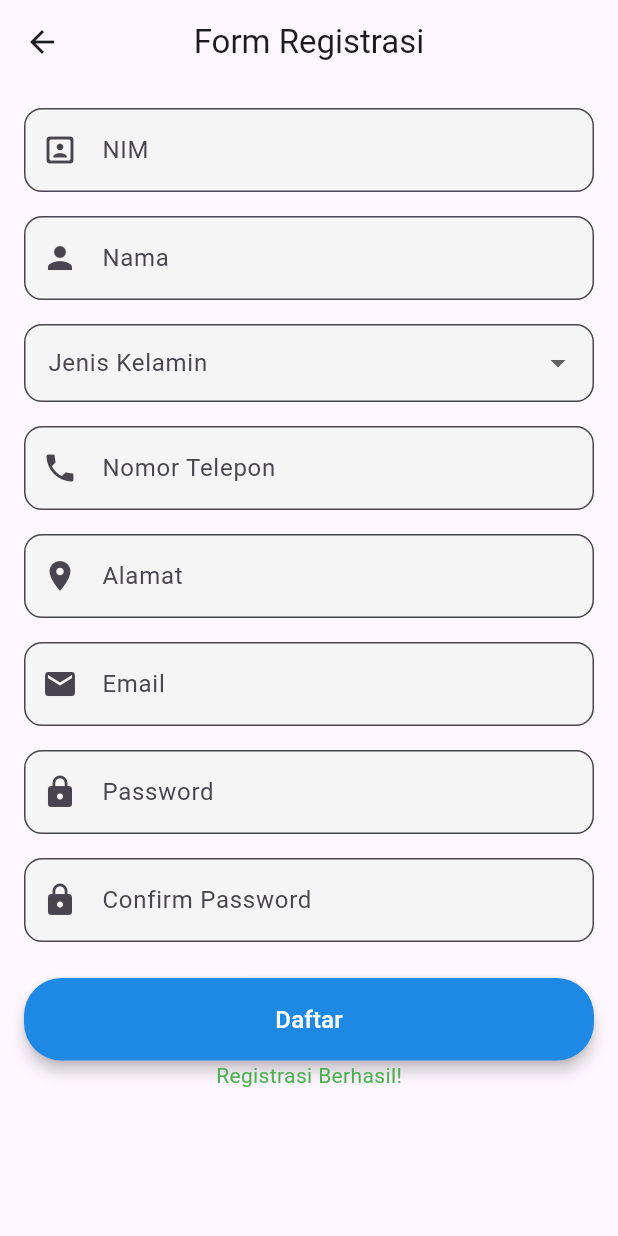
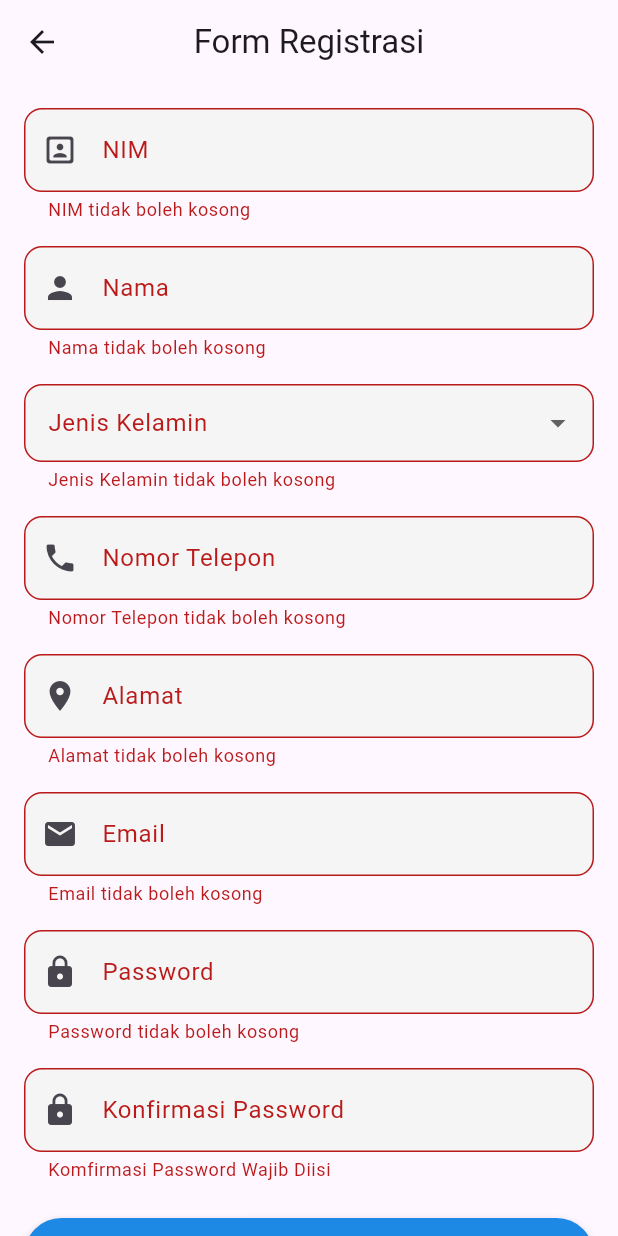
Before and after one commit to INOVEXA-ID/SIPUTRI-MOBILE, a Flutter app: the RegisterScreen screen opened directly, after a tap on "Daftar", on a phone screen of 412 x 824 dp. Run offline on Flutter 3.47's test engine with Material 3 defaults, Android fonts, the phone set to English and light mode, and no system bars; our stand-ins replace flutter_bloc.

Commit message:
Update Validasi Form Login Register

```diff
--- a/lib/login/login_form.dart
+++ b/lib/login/login_form.dart
@@ -5,14 +5,23 @@ import '../login/login_event.dart';
 import '../login/login_state.dart';
 import '../register/register_screen.dart';
 
-class LoginForm extends StatelessWidget {
+class LoginForm extends StatefulWidget {
   const LoginForm({super.key});
+
+  @override
+  State<LoginForm> createState() => _LoginFormState();
+}
+
+class _LoginFormState extends State<LoginForm> {
+  final _formKey = GlobalKey<FormState>();
 
   @override
   Widget build(BuildContext context) {
     return BlocBuilder<LoginBloc, LoginState>(
       builder: (context, state) {
-        return SingleChildScrollView(
+        return Form(
+          key: _formKey,
+          child: SingleChildScrollView(
             padding: const EdgeInsets.all(16.0),
             child: Column(
               children: [
@@ -31,10 +40,14 @@ class LoginForm extends StatelessWidget {
                   style: TextStyle(fontWeight: FontWeight.normal, fontSize: 12),
                 ),
                 SizedBox(height: 20),
-              TextField(
+                TextFormField(
                   onChanged:
+                      (value) => context.read<LoginBloc>().add(
+                        LoginEmailChanged(value),
+                      ),
+                  validator:
                       (value) =>
-                        context.read<LoginBloc>().add(LoginEmailChanged(value)),
+                          value!.isEmpty ? 'Email tidak boleh kosong' : null,
                   decoration: InputDecoration(
                     labelText: 'Email',
                     prefixIcon: Icon(Icons.email),
@@ -47,12 +60,15 @@ class LoginForm extends StatelessWidget {
                   keyboardType: TextInputType.emailAddress,
                 ),
                 SizedBox(height: 16),
-              TextField(
+                TextFormField(
                   obscureText: true,
                   onChanged:
                       (value) => context.read<LoginBloc>().add(
                         LoginPasswordChanged(value),
                       ),
+                  validator:
+                      (value) =>
+                          value!.isEmpty ? 'Password tidak boleh kosong' : null,
                   decoration: InputDecoration(
                     labelText: 'Password',
                     prefixIcon: Icon(Icons.lock),
@@ -68,7 +84,9 @@ class LoginForm extends StatelessWidget {
                   width: double.infinity,
                   child: ElevatedButton(
                     onPressed: () {
+                      if (_formKey.currentState!.validate()) {
                         context.read<LoginBloc>().add(LoginSubmitted());
+                      }
                     },
                     style: ElevatedButton.styleFrom(
                       padding: const EdgeInsets.symmetric(vertical: 16),
@@ -90,7 +108,10 @@ class LoginForm extends StatelessWidget {
                             )
                             : const Text(
                               'Login',
-                            style: TextStyle(fontSize: 16, color: Colors.white),
+                              style: TextStyle(
+                                fontSize: 16,
+                                color: Colors.white,
+                              ),
                             ),
                   ),
                 ),
@@ -145,6 +166,7 @@ class LoginForm extends StatelessWidget {
                 ),
               ],
             ),
+          ),
         );
       },
     );
--- a/lib/register/register_form.dart
+++ b/lib/register/register_form.dart
@@ -4,18 +4,29 @@ import 'register_bloc.dart';
 import 'register_event.dart';
 import 'register_state.dart';
 
-class RegisterForm extends StatelessWidget {
+class RegisterForm extends StatefulWidget {
   const RegisterForm({super.key});
+
+  @override
+  State<RegisterForm> createState() => _RegisterFormState();
+}
+
+class _RegisterFormState extends State<RegisterForm> {
+  final _formKey = GlobalKey<FormState>();
+
+  String _password = ''; // simpan password utama
 
   @override
   Widget build(BuildContext context) {
     return BlocBuilder<RegisterBloc, RegisterState>(
       builder: (context, state) {
-        return SingleChildScrollView(
+        return Form(
+          key: _formKey,
+          child: SingleChildScrollView(
             padding: const EdgeInsets.all(16),
             child: Column(
               children: [
-              TextField(
+                TextFormField(
                   decoration: InputDecoration(
                     labelText: 'NIM',
                     prefixIcon: Icon(Icons.portrait_rounded),
@@ -29,9 +40,12 @@ class RegisterForm extends StatelessWidget {
                   onChanged:
                       (value) =>
                           context.read<RegisterBloc>().add(NimChanged(value)),
+                  validator:
+                      (value) =>
+                          value!.isEmpty ? 'NIM tidak boleh kosong' : null,
                 ),
                 SizedBox(height: 16),
-              TextField(
+                TextFormField(
                   decoration: InputDecoration(
                     labelText: 'Nama',
                     prefixIcon: Icon(Icons.person),
@@ -45,6 +59,9 @@ class RegisterForm extends StatelessWidget {
                   onChanged:
                       (value) =>
                           context.read<RegisterBloc>().add(NamaChanged(value)),
+                  validator:
+                      (value) =>
+                          value!.isEmpty ? 'Nama tidak boleh kosong' : null,
                 ),
                 SizedBox(height: 16),
                 DropdownButtonFormField<String>(
@@ -74,9 +91,14 @@ class RegisterForm extends StatelessWidget {
                       (value) => context.read<RegisterBloc>().add(
                         JenisKelaminChanged(value!),
                       ),
+                  validator:
+                      (value) =>
+                          value == null
+                              ? 'Jenis Kelamin tidak boleh kosong'
+                              : null,
                 ),
                 SizedBox(height: 16),
-              TextField(
+                TextFormField(
                   decoration: InputDecoration(
                     labelText: 'Nomor Telepon',
                     prefixIcon: Icon(Icons.phone),
@@ -88,11 +110,17 @@ class RegisterForm extends StatelessWidget {
                   ),
                   keyboardType: TextInputType.phone,
                   onChanged:
+                      (value) => context.read<RegisterBloc>().add(
+                        TeleponChanged(value),
+                      ),
+                  validator:
                       (value) =>
-                        context.read<RegisterBloc>().add(TeleponChanged(value)),
+                          value!.isEmpty
+                              ? 'Nomor Telepon tidak boleh kosong'
+                              : null,
                 ),
                 SizedBox(height: 16),
-              TextField(
+                TextFormField(
                   decoration: InputDecoration(
                     labelText: 'Alamat',
                     prefixIcon: Icon(Icons.location_on),
@@ -104,11 +132,15 @@ class RegisterForm extends StatelessWidget {
                     fillColor: Colors.grey[100],
                   ),
                   onChanged:
+                      (value) => context.read<RegisterBloc>().add(
+                        AlamatChanged(value),
+                      ),
+                  validator:
                       (value) =>
-                        context.read<RegisterBloc>().add(AlamatChanged(value)),
+                          value!.isEmpty ? 'Alamat tidak boleh kosong' : null,
                 ),
                 SizedBox(height: 16),
-              TextField(
+                TextFormField(
                   decoration: InputDecoration(
                     labelText: 'Email',
                     prefixIcon: Icon(Icons.email),
@@ -123,9 +155,12 @@ class RegisterForm extends StatelessWidget {
                   onChanged:
                       (value) =>
                           context.read<RegisterBloc>().add(EmailChanged(value)),
+                  validator:
+                      (value) =>
+                          value!.isEmpty ? 'Email tidak boleh kosong' : null,
                 ),
                 SizedBox(height: 16),
-              TextField(
+                TextFormField(
                   decoration: InputDecoration(
                     labelText: 'Password',
                     prefixIcon: Icon(Icons.lock),
@@ -137,15 +172,18 @@ class RegisterForm extends StatelessWidget {
                     fillColor: Colors.grey[100],
                   ),
                   obscureText: true,
-                onChanged:
-                    (value) => context.read<RegisterBloc>().add(
-                      PasswordChanged(value),
-                    ),
+                  onChanged: (value) {
+                    _password = value;
+                    context.read<RegisterBloc>().add(PasswordChanged(value));
+                  },
+                  validator:
+                      (value) =>
+                          value!.isEmpty ? 'Password tidak boleh kosong' : null,
                 ),
                 SizedBox(height: 16),
-              TextField(
+                TextFormField(
                   decoration: InputDecoration(
-                  labelText: 'Confirm Password',
+                    labelText: 'Konfirmasi Password',
                     prefixIcon: Icon(Icons.lock),
                     border: OutlineInputBorder(
                       borderRadius: BorderRadius.all(Radius.circular(12)),
@@ -155,13 +193,24 @@ class RegisterForm extends StatelessWidget {
                     fillColor: Colors.grey[100],
                   ),
                   obscureText: true,
+                  validator: (value) {
+                    if (value == null || value.isEmpty) {
+                      return 'Komfirmasi Password Wajib Diisi';
+                    }
+                    if (value != _password) {
+                      return 'Password Tidak Cocok';
+                    }
+                    return null;
+                  },
                 ),
                 const SizedBox(height: 24),
                 SizedBox(
                   width: double.infinity,
                   child: ElevatedButton(
                     onPressed: () {
+                      if (_formKey.currentState!.validate()) {
                         context.read<RegisterBloc>().add(RegisterSubmitted());
+                      }
                     },
                     style: ElevatedButton.styleFrom(
                       padding: const EdgeInsets.symmetric(vertical: 16),
@@ -183,7 +232,10 @@ class RegisterForm extends StatelessWidget {
                             )
                             : const Text(
                               'Daftar',
-                            style: TextStyle(fontSize: 16, color: Colors.white),
+                              style: TextStyle(
+                                fontSize: 16,
+                                color: Colors.white,
+                              ),
                             ),
                   ),
                 ),
@@ -199,6 +251,7 @@ class RegisterForm extends StatelessWidget {
                   ),
               ],
             ),
+          ),
         );
       },
     );
```
Lines whose indentation alone changed are shown as unchanged.
